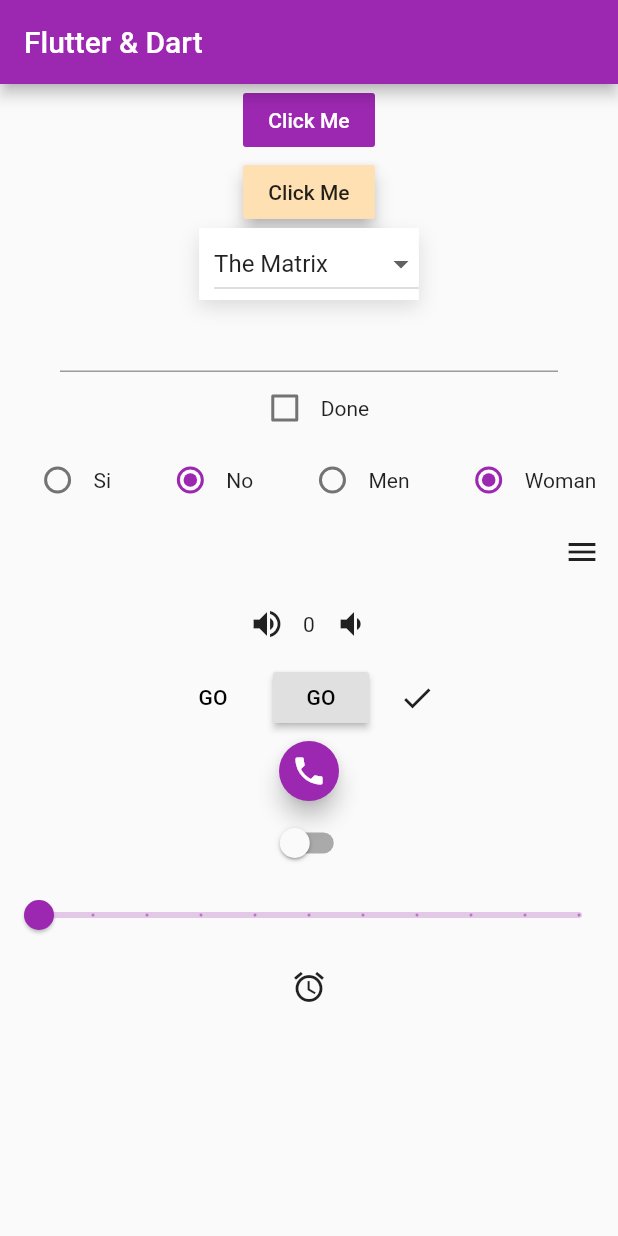
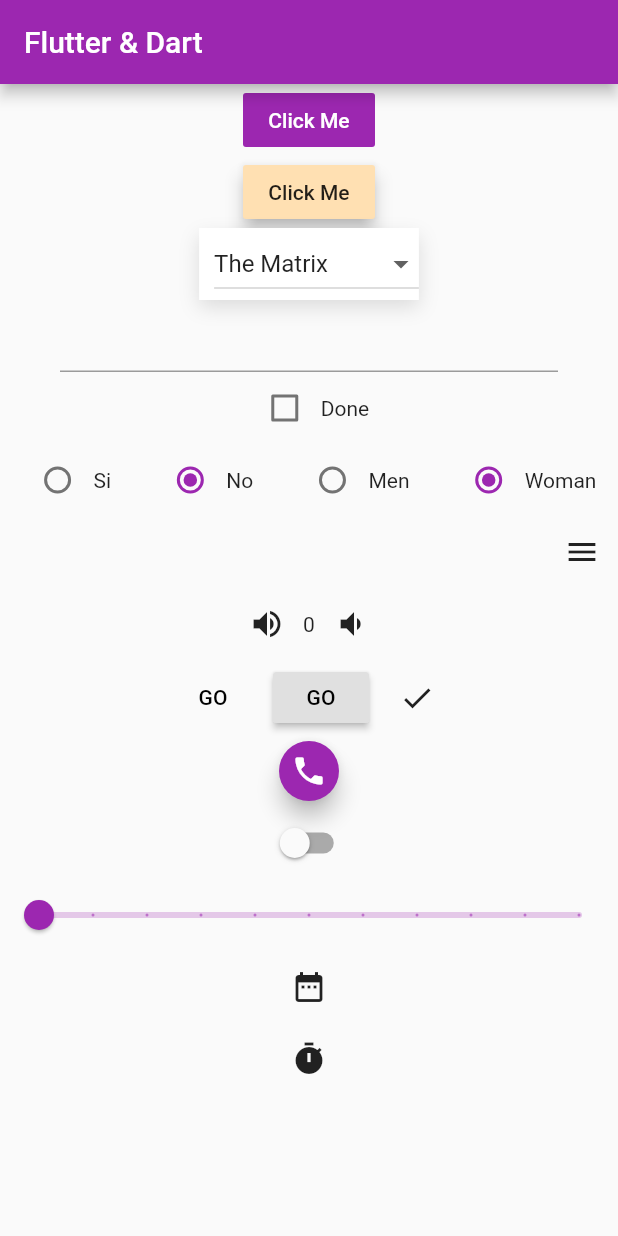
Before and after one commit to DiaDeMuertos/Udemy_section5, a Flutter app: the screen it shows after launch, on a phone screen of 412 x 824 dp. Run offline on Flutter 3.47's test engine with Material 2 defaults, Android fonts, the phone set to English and light mode, and no system bars.

```diff
--- a/lib/main.dart
+++ b/lib/main.dart
@@ -37,6 +37,7 @@ class _MyHomePageState extends State<MyHomePage> {
   bool state = false;
   double minutes = 0;
   DateTime dateNow = DateTime.now();
+  TimeOfDay timeNow = TimeOfDay.now();
 
   final TextEditingController controller = new TextEditingController();
 
@@ -110,6 +111,24 @@ class _MyHomePageState extends State<MyHomePage> {
 
   Function handlerSelectDateOnPressed(BuildContext context) {
     return () => selectedDate(context);
+  }
+
+  Future selectTime(BuildContext context) async {
+    final TimeOfDay picked = await showTimePicker(
+      context: context,
+      initialTime: timeNow,
+    );
+
+    if (picked != null && picked != timeNow) {
+      print(timeNow.toString());
+      setState(() {
+        timeNow = picked;
+      });
+    }
+  }
+
+  Function handlerSelectTimeOnPressed(BuildContext context) {
+    return () => selectTime(context);
   }
 
   @override
@@ -228,9 +247,13 @@ class _MyHomePageState extends State<MyHomePage> {
                 onChanged: handlerSliderOnChange,
               ),
               IconButton(
-                icon: Icon(Icons.alarm),
+                icon: Icon(Icons.date_range),
                 onPressed: handlerSelectDateOnPressed(context),
               ),
+              IconButton(
+                icon: Icon(Icons.timer),
+                onPressed: handlerSelectTimeOnPressed(context),
+              )
             ],
           ),
         ],
```
